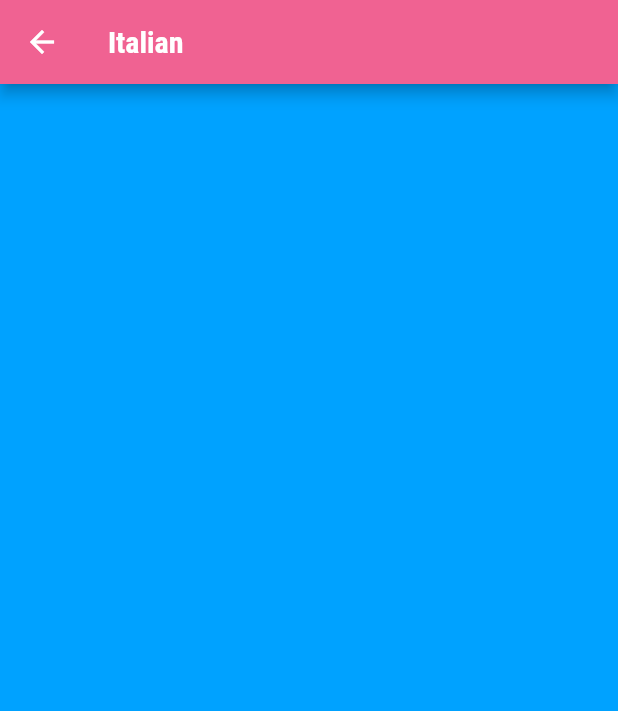
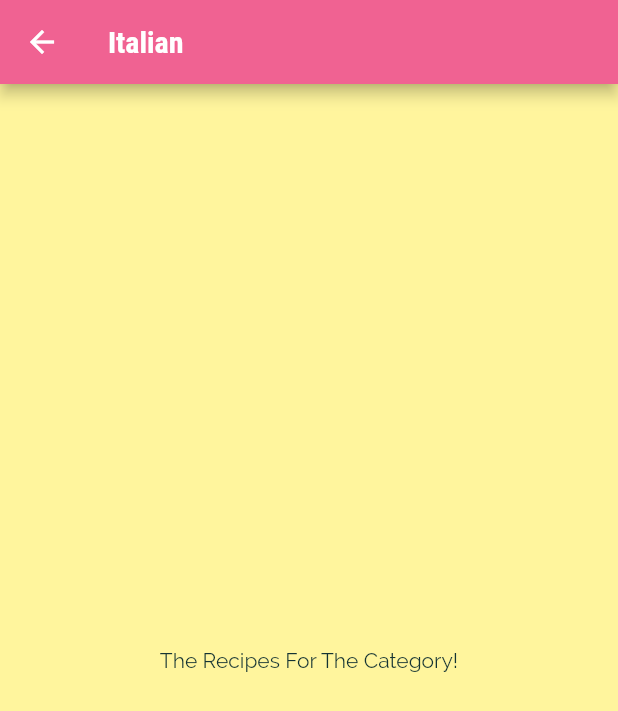
Before and after one commit to K-Mose/Flutter, a Flutter app: the screen it shows after launch, after a tap on "Italian", on a phone screen of 412 x 824 dp. Shown: the top 711 px of the screen. Run offline on Flutter 3.47's test engine with Material 2 defaults, Android fonts, the phone set to English and light mode, and no system bars.

Commit message:
Named Route & Passing Data With Arguments

```diff
--- a/lib/category_item.dart
+++ b/lib/category_item.dart
@@ -10,13 +10,12 @@ class CategoryItem extends StatelessWidget {
 
 
   void selectCategory(BuildContext context) {
-    Navigator.of(context).push(
-      MaterialPageRoute(builder: (_) {
-        return CategoryMealsScreen(
-          categoryId: id,
-          categoryTitle: title
-        );
-      })
+    Navigator.of(context).pushNamed(
+      "/category-meals",
+      arguments: {
+        'id': id,
+        'title': title
+      },
     );
   }
 
--- a/lib/category_meals_screen.dart
+++ b/lib/category_meals_screen.dart
@@ -1,23 +1,24 @@
 import 'package:flutter/material.dart';
 
 class CategoryMealsScreen extends StatelessWidget {
-  final String categoryId;
-  final String categoryTitle;
+  // final String categoryId;
+  // final String categoryTitle;
 
-  CategoryMealsScreen({
-    required this.categoryId,
-    required this.categoryTitle
-  });
+  // CategoryMealsScreen({
+  //   required this.categoryId,
+  //   required this.categoryTitle
+  // });
 
   @override
   Widget build(BuildContext context) {
-    print("id / title : $categoryId / $categoryTitle");
+    // ModalRoute - material.dart에서 제공하는 라우팅
+    final routeArgs = ModalRoute.of(context)!.settings.arguments as Map<String, String>;
     return Scaffold(
       appBar: AppBar(
-        title: Text(categoryTitle),
+        title: Text(routeArgs['title']!),
       ),
-      body: Center(
-        child: Text(""),
+      body: const Center(
+        child: Text("The Recipes For The Category!"),
       ),
     );
   }
```
Also changed, not shown: lib/main.dart (+5 -32 lines).
